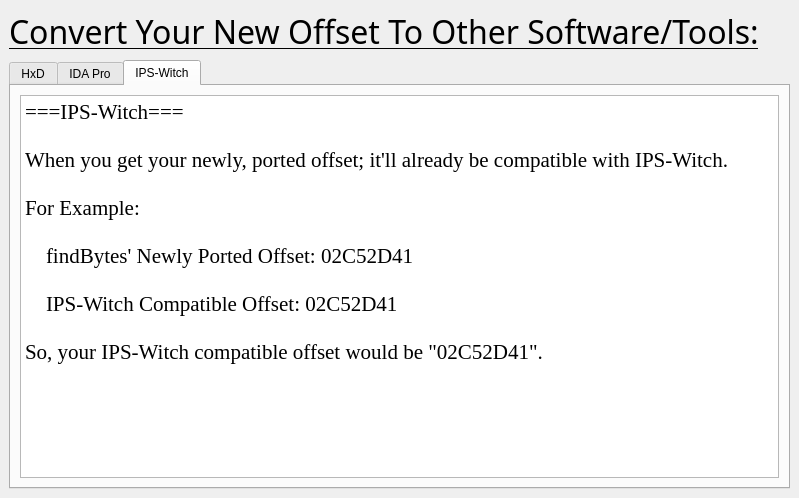
tiliarou/findBytes-GUI, file resources/interfaces/convertOffset/convertOffset.ui: the form before one commit.
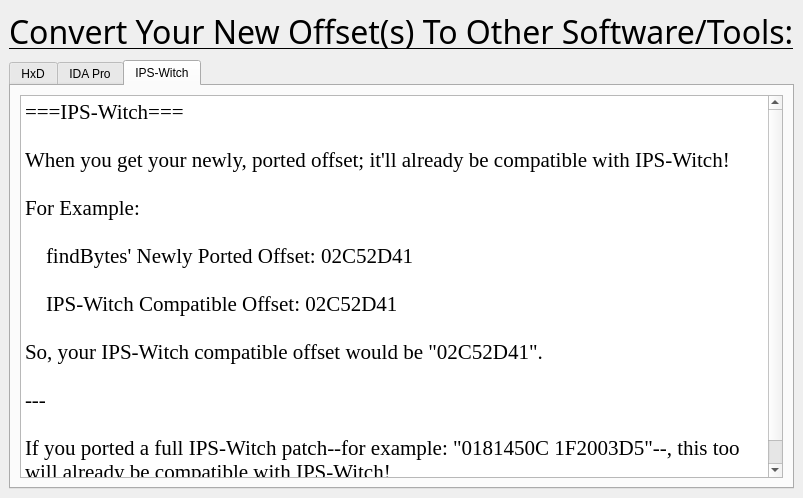
The form after the commit. The open tabs and pages were chosen to show the change.

What changed in the file:
```diff
--- a/resources/interfaces/convertOffset/convertOffset.ui
+++ b/resources/interfaces/convertOffset/convertOffset.ui
@@ -28,7 +28,7 @@
        </font>
       </property>
       <property name="text">
-       <string>Convert Your New Offset To Other Software/Tools:</string>
+       <string>Convert Your New Offset(s) To Other Software/Tools:</string>
       </property>
      </widget>
     </item>
@@ -131,7 +131,7 @@
           <property name="plainText">
            <string>===IPS-Witch===
 
-When you get your newly, ported offset; it'll already be compatible with IPS-Witch.
+When you get your newly, ported offset; it'll already be compatible with IPS-Witch!
 
 For Example:
 
@@ -139,7 +139,11 @@
 
     IPS-Witch Compatible Offset: 02C52D41
 
-So, your IPS-Witch compatible offset would be &quot;02C52D41&quot;.</string>
+So, your IPS-Witch compatible offset would be &quot;02C52D41&quot;.
+
+---
+
+If you ported a full IPS-Witch patch--for example: &quot;0181450C 1F2003D5&quot;--, this too will already be compatible with IPS-Witch!</string>
           </property>
          </widget>
         </item>
```
Left out of the diff: 8 changed lines with no effect on the pictures.
